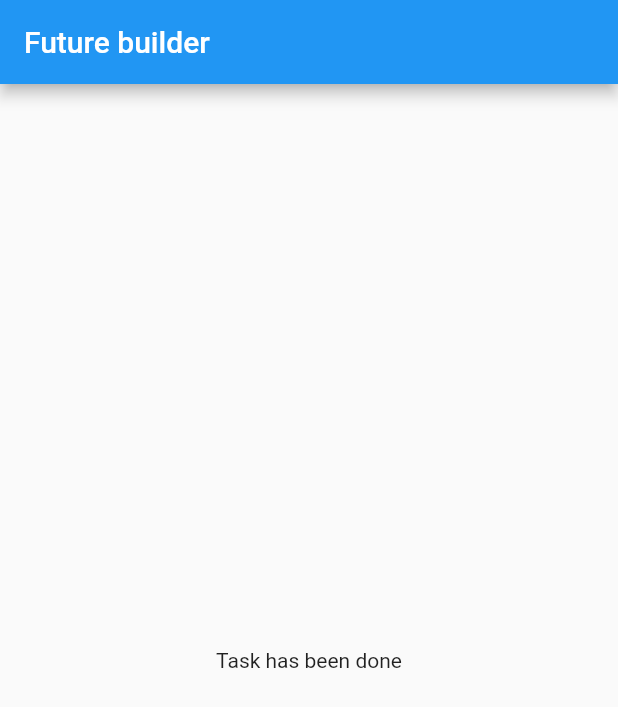
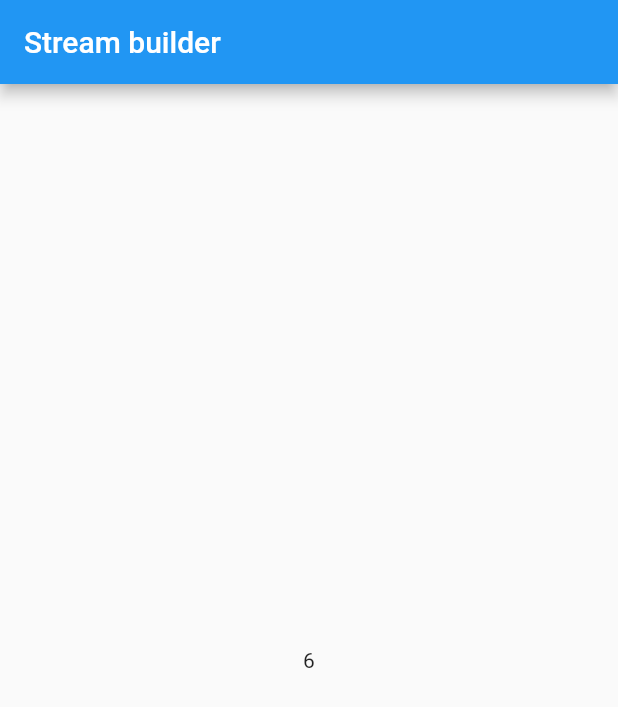
Before and after one commit to PratikChothani007/state_management, a Flutter app: the screen it shows after launch, on a phone screen of 412 x 824 dp. Shown: the top 707 px of the screen. Run offline on Flutter 3.47's test engine with Material 2 defaults, Android fonts, the phone set to English and light mode, and no system bars.

Commit message:
Add stream builder.

```diff
--- a/lib/main.dart
+++ b/lib/main.dart
@@ -25,29 +25,32 @@ class HomeScreen extends StatefulWidget {
 
 class _HomeScreenState extends State<HomeScreen> {
 
-  Future<String> longTask() async {
-    await Future.delayed(const Duration(seconds: 3));
-    return "Task has been done";
+  Stream<int> autoCounter() async* {
+    int count = 0;
+    while(true){
+      await Future.delayed(const Duration(seconds: 1));
+      yield count++;
+    }
   }
 
   @override
   Widget build(BuildContext context) {
     return Scaffold(
       appBar: AppBar(
-        title: const Text("Future builder"),
+        title: const Text("Stream builder"),
       ),
       body: Center(
-        child: FutureBuilder<String>(
-          future: longTask(),
+        child: StreamBuilder<int>(
+          // initialData: 0,
+          stream: autoCounter(),
           builder: (_, snapshot) {
+            if (snapshot.hasError) {
+              return const Text("Some thing went wrong");
+            }
             if (snapshot.data != null) {
-              return Text(snapshot.data!);
-            } else {
-              if (snapshot.hasError) {
-                return const Text("Some thing went wrong");
-              }
-              return const CircularProgressIndicator();
+              return Text(snapshot.data.toString());
             }
+            return const Text("Starting...");
           },
         ),
       ),
```
